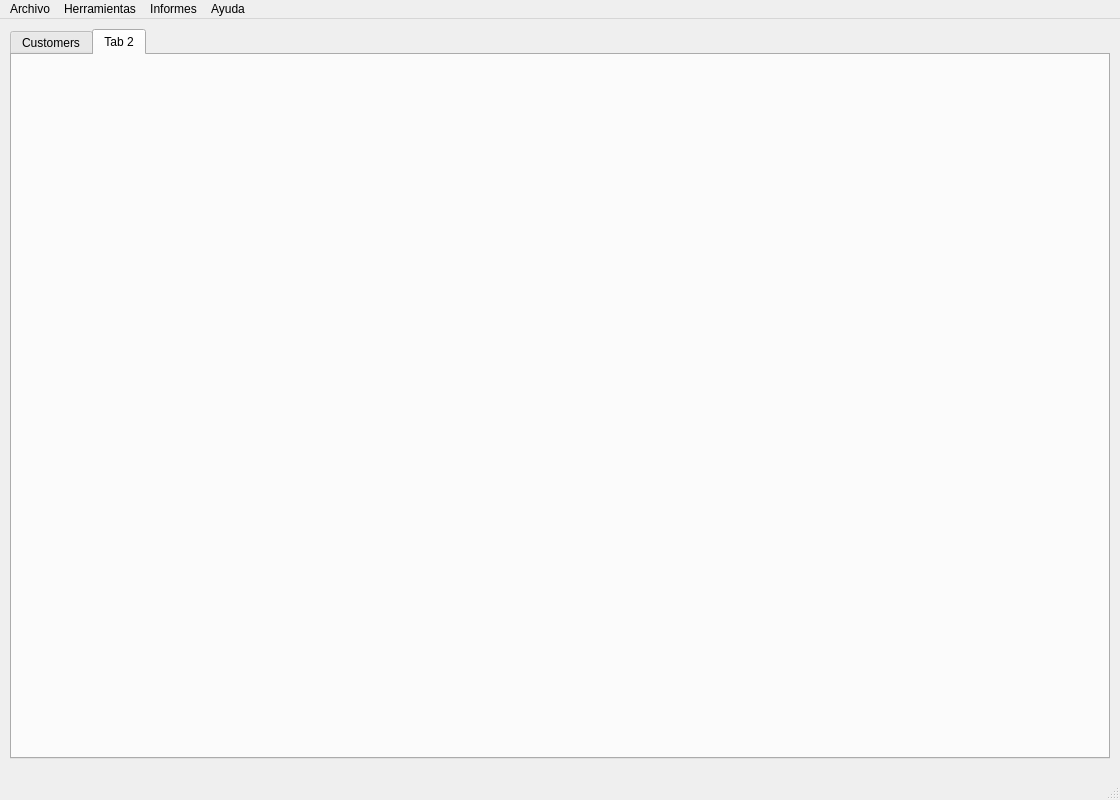
Before: the Qt Designer form RibasGonzalezR/templates/MainWindow.ui in DiegoSabir/InterfaceDevelopment, drawn with Qt 5.
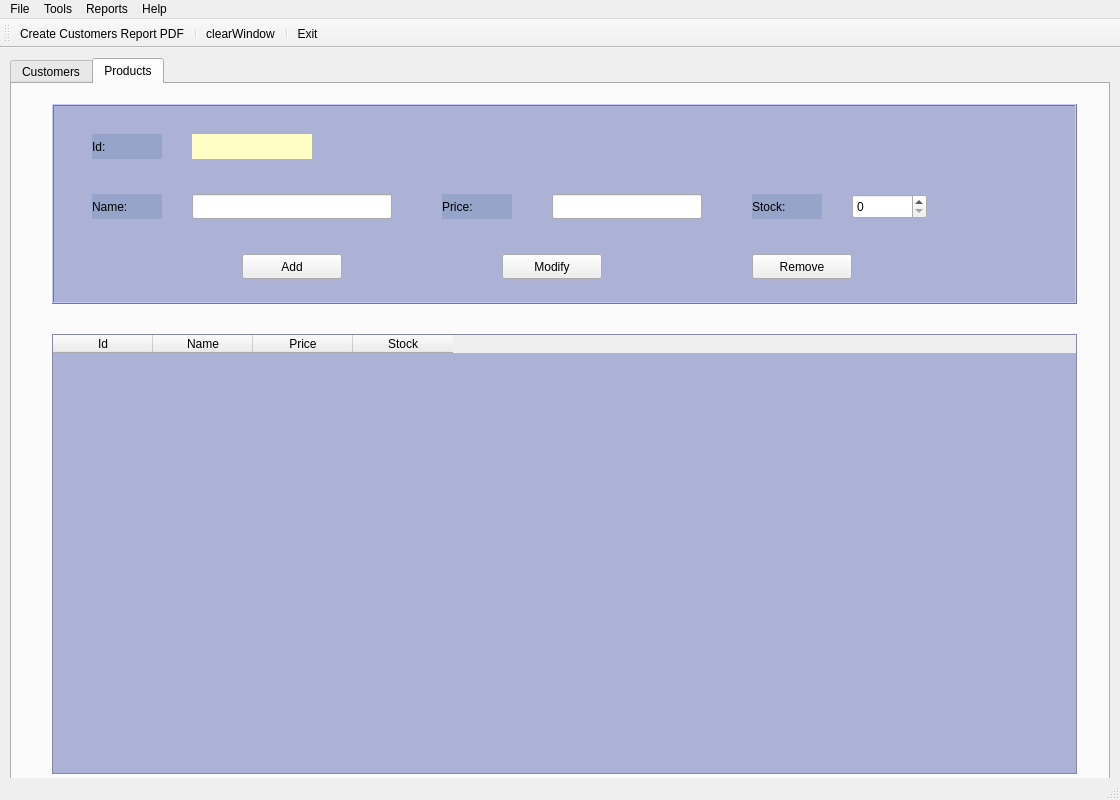
After: the same form once the commit is applied. The open tabs and pages were chosen to show the change. Icons and pictures are not drawn.

What changed in the file:
```diff
--- a/RibasGonzalezR/templates/MainWindow.ui
+++ b/RibasGonzalezR/templates/MainWindow.ui
@@ -803,8 +803,386 @@
     </widget>
     <widget class="QWidget" name="tab_4">
      <attribute name="title">
-      <string>Tab 2</string>
+      <string>Products</string>
      </attribute>
+     <widget class="QTableWidget" name="tabProducts">
+      <property name="geometry">
+       <rect>
+        <x>40</x>
+        <y>250</y>
+        <width>1025</width>
+        <height>440</height>
+       </rect>
+      </property>
+      <property name="minimumSize">
+       <size>
+        <width>1025</width>
+        <height>440</height>
+       </size>
+      </property>
+      <property name="maximumSize">
+       <size>
+        <width>1025</width>
+        <height>440</height>
+       </size>
+      </property>
+      <property name="styleSheet">
+       <string notr="true">QTableWidget::item:selected {
+    background-color:  : #C59A6C;
+	color: rgb(0,0,0);
+}
+
+QTableWidget {
+    background-color: #ACB1D6;
+}</string>
+      </property>
+      <column>
+       <property name="text">
+        <string>Id</string>
+       </property>
+      </column>
+      <column>
+       <property name="text">
+        <string>Name</string>
+       </property>
+      </column>
+      <column>
+       <property name="text">
+        <string>Price</string>
+       </property>
+      </column>
+      <column>
+       <property name="text">
+        <string>Stock</string>
+       </property>
+      </column>
+     </widget>
+     <widget class="QFrame" name="frame_4">
+      <property name="geometry">
+       <rect>
+        <x>40</x>
+        <y>20</y>
+        <width>1025</width>
+        <height>200</height>
+       </rect>
+      </property>
+      <property name="minimumSize">
+       <size>
+        <width>1025</width>
+        <height>200</height>
+       </size>
+      </property>
+      <property name="maximumSize">
+       <size>
+        <width>1025</width>
+        <height>200</height>
+       </size>
+      </property>
+      <property name="styleSheet">
+       <string notr="true">QFrame {
+	background-color: #ACB1D6;
+}
+
+QLineEdit {
+	color: rgb(0,0,0);
+}
+
+QCheckBox {
+	color: rgb(0,0,0);
+}
+
+QRadioButton{
+	color: rgb(0,0,0);
+}
+
+QComboBox{
+	color: rgb(0,0,0);
+}
+
+QLabel{
+	background-color: #97A4C9;
+
+}</string>
+      </property>
+      <property name="frameShape">
+       <enum>QFrame::Box</enum>
+      </property>
+      <property name="frameShadow">
+       <enum>QFrame::Raised</enum>
+      </property>
+      <widget class="QLabel" name="lblNamePro">
+       <property name="geometry">
+        <rect>
+         <x>40</x>
+         <y>90</y>
+         <width>70</width>
+         <height>25</height>
+        </rect>
+       </property>
+       <property name="minimumSize">
+        <size>
+         <width>70</width>
+         <height>25</height>
+        </size>
+       </property>
+       <property name="maximumSize">
+        <size>
+         <width>70</width>
+         <height>25</height>
+        </size>
+       </property>
+       <property name="text">
+        <string>Name:</string>
+       </property>
+      </widget>
+      <widget class="QLineEdit" name="txtNamePro">
+       <property name="geometry">
+        <rect>
+         <x>140</x>
+         <y>90</y>
+         <width>200</width>
+         <height>25</height>
+        </rect>
+       </property>
+       <property name="minimumSize">
+        <size>
+         <width>200</width>
+         <height>25</height>
+        </size>
+       </property>
+       <property name="maximumSize">
+        <size>
+         <width>200</width>
+         <height>25</height>
+        </size>
+       </property>
+      </widget>
+      <widget class="QPushButton" name="btnAdd">
+       <property name="geometry">
+        <rect>
+         <x>190</x>
+         <y>150</y>
+         <width>100</width>
+         <height>25</height>
+        </rect>
+       </property>
+       <property name="minimumSize">
+        <size>
+         <width>100</width>
+         <height>25</height>
+        </size>
+       </property>
+       <property name="maximumSize">
+        <size>
+         <width>100</width>
+         <height>25</height>
+        </size>
+       </property>
+       <property name="text">
+        <string>Add</string>
+       </property>
+      </widget>
+      <widget class="QPushButton" name="btnModify_2">
+       <property name="geometry">
+        <rect>
+         <x>450</x>
+         <y>150</y>
+         <width>100</width>
+         <height>25</height>
+        </rect>
+       </property>
+       <property name="minimumSize">
+        <size>
+         <width>100</width>
+         <height>25</height>
+        </size>
+       </property>
+       <property name="maximumSize">
+        <size>
+         <width>100</width>
+         <height>25</height>
+        </size>
+       </property>
+       <property name="text">
+        <string>Modify</string>
+       </property>
+      </widget>
+      <widget class="QPushButton" name="btnRemove">
+       <property name="geometry">
+        <rect>
+         <x>700</x>
+         <y>150</y>
+         <width>100</width>
+         <height>25</height>
+        </rect>
+       </property>
+       <property name="minimumSize">
+        <size>
+         <width>100</width>
+         <height>25</height>
+        </size>
+       </property>
+       <property name="maximumSize">
+        <size>
+         <width>100</width>
+         <height>25</height>
+        </size>
+       </property>
+       <property name="text">
+        <string>Remove</string>
+       </property>
+      </widget>
+      <widget class="QLabel" name="lblIdProduct">
+       <property name="geometry">
+        <rect>
+         <x>40</x>
+         <y>30</y>
+         <width>70</width>
+         <height>25</height>
+        </rect>
+       </property>
+       <property name="minimumSize">
+        <size>
+         <width>70</width>
+         <height>25</height>
+        </size>
+       </property>
+       <property name="maximumSize">
+        <size>
+         <width>70</width>
+         <height>25</height>
+        </size>
+       </property>
+       <property name="text">
+        <string>Id:</string>
+       </property>
+      </widget>
+      <widget class="QLabel" name="lblIdPro">
+       <property name="geometry">
+        <rect>
+         <x>140</x>
+         <y>30</y>
+         <width>120</width>
+         <height>25</height>
+        </rect>
+       </property>
+       <property name="minimumSize">
+        <size>
+         <width>120</width>
+         <height>25</height>
+        </size>
+       </property>
+       <property name="maximumSize">
+        <size>
+         <width>120</width>
+         <height>25</height>
+        </size>
+       </property>
+       <property name="styleSheet">
+        <string notr="true">background:  rgb(255, 254, 196)</string>
+       </property>
+       <property name="text">
+        <string/>
+       </property>
+       <property name="alignment">
+        <set>Qt::AlignCenter</set>
+       </property>
+      </widget>
+      <widget class="QLabel" name="lblPricePro">
+       <property name="geometry">
+        <rect>
+         <x>390</x>
+         <y>90</y>
+         <width>70</width>
+         <height>25</height>
+        </rect>
+       </property>
+       <property name="minimumSize">
+        <size>
+         <width>70</width>
+         <height>25</height>
+        </size>
+       </property>
+       <property name="maximumSize">
+        <size>
+         <width>70</width>
+         <height>25</height>
+        </size>
+       </property>
+       <property name="text">
+        <string>Price:</string>
+       </property>
+      </widget>
+      <widget class="QSpinBox" name="spStockPro">
+       <property name="geometry">
+        <rect>
+         <x>800</x>
+         <y>90</y>
+         <width>75</width>
+         <height>25</height>
+        </rect>
+       </property>
+       <property name="minimumSize">
+        <size>
+         <width>75</width>
+         <height>25</height>
+        </size>
+       </property>
+       <property name="maximumSize">
+        <size>
+         <width>75</width>
+         <height>25</height>
+        </size>
+       </property>
+      </widget>
+      <widget class="QLineEdit" name="txtPricePro">
+       <property name="geometry">
+        <rect>
+         <x>500</x>
+         <y>90</y>
+         <width>150</width>
+         <height>25</height>
+        </rect>
+       </property>
+       <property name="minimumSize">
+        <size>
+         <width>150</width>
+         <height>25</height>
+        </size>
+       </property>
+       <property name="maximumSize">
+        <size>
+         <width>150</width>
+         <height>25</height>
+        </size>
+       </property>
+      </widget>
+      <widget class="QLabel" name="lblStockPro">
+       <property name="geometry">
+        <rect>
+         <x>700</x>
+         <y>90</y>
+         <width>70</width>
+         <height>25</height>
+        </rect>
+       </property>
+       <property name="minimumSize">
+        <size>
+         <width>70</width>
+         <height>25</height>
+        </size>
+       </property>
+       <property name="maximumSize">
+        <size>
+         <width>70</width>
+         <height>25</height>
+        </size>
+       </property>
+       <property name="text">
+        <string>Stock:</string>
+       </property>
+      </widget>
+     </widget>
     </widget>
    </widget>
   </widget>
@@ -814,27 +1192,27 @@
      <x>0</x>
      <y>0</y>
      <width>1120</width>
-     <height>21</height>
+     <height>26</height>
     </rect>
    </property>
    <widget class="QMenu" name="menuCustomers">
     <property name="title">
-     <string>Archivo</string>
+     <string>File</string>
     </property>
    </widget>
    <widget class="QMenu" name="menuHerramientas">
     <property name="title">
-     <string>Herramientas</string>
+     <string>Tools</string>
     </property>
    </widget>
    <widget class="QMenu" name="menuInformes">
     <property name="title">
-     <string>Informes</string>
+     <string>Reports</string>
     </property>
    </widget>
    <widget class="QMenu" name="menuAyuda">
     <property name="title">
-     <string>Ayuda</string>
+     <string>Help</string>
     </property>
    </widget>
    <addaction name="menuCustomers"/>
@@ -843,6 +1221,52 @@
    <addaction name="menuAyuda"/>
   </widget>
   <widget class="QStatusBar" name="statusbar"/>
+  <widget class="QToolBar" name="toolBar">
+   <property name="windowTitle">
+    <string>toolBar</string>
+   </property>
+   <attribute name="toolBarArea">
+    <enum>TopToolBarArea</enum>
+   </attribute>
+   <attribute name="toolBarBreak">
+    <bool>false</bool>
+   </attribute>
+   <addaction name="actionCreate_Customers_Report_PDF"/>
+   <addaction name="separator"/>
+   <addaction name="actionclearWindow"/>
+   <addaction name="separator"/>
+   <addaction name="actionExit"/>
+  </widget>
+  <action name="actionCreate_Customers_Report_PDF">
+   <property name="icon">
+    <iconset>
+     <normaloff>../images/crearreport.ico</normaloff>../images/crearreport.ico</iconset>
+   </property>
+   <property name="text">
+    <string>Create Customers Report PDF</string>
+   </property>
+  </action>
+  <action name="actionExit">
+   <property name="icon">
+    <iconset>
+     <normaloff>../images/salir.ico</normaloff>../images/salir.ico</iconset>
+   </property>
+   <property name="text">
+    <string>Exit</string>
+   </property>
+  </action>
+  <action name="actionclearWindow">
+   <property name="icon">
+    <iconset>
+     <normaloff>../images/actualizar.ico</normaloff>../images/actualizar.ico</iconset>
+   </property>
+   <property name="text">
+    <string>clearWindow</string>
+   </property>
+   <property name="toolTip">
+    <string>clearWindow</string>
+   </property>
+  </action>
  </widget>
  <resources/>
  <connections/>
```
Left out of the diff: 59 changed lines with no effect on the pictures.
